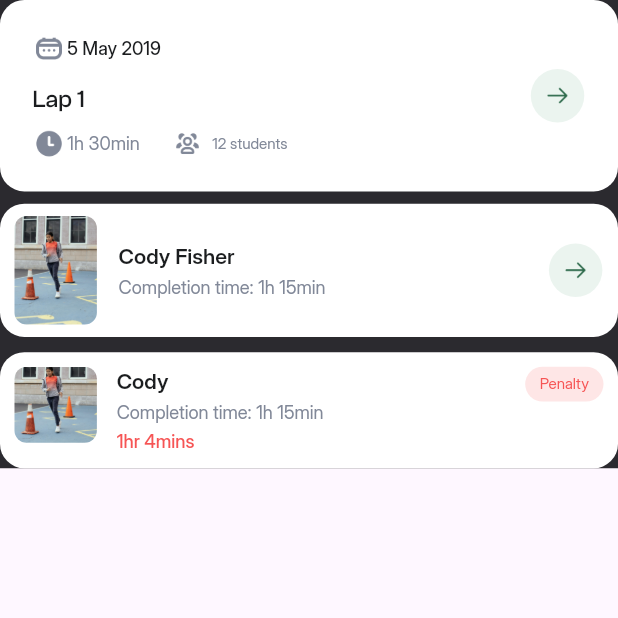
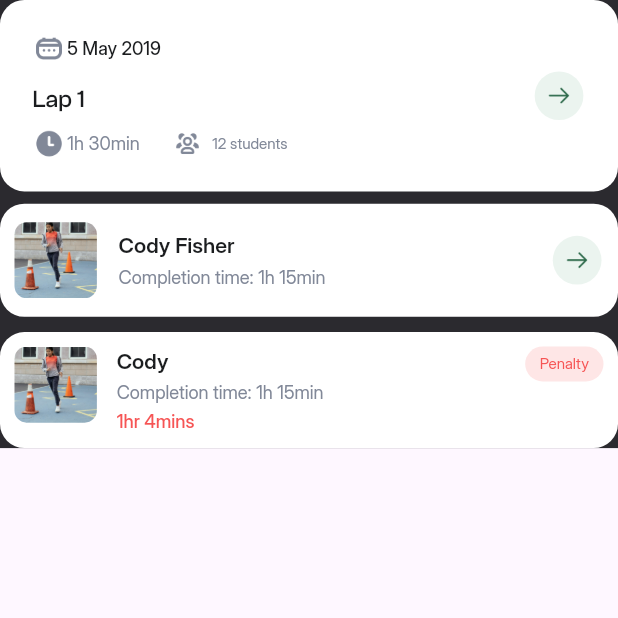
Before and after one commit to aleezasgit/traxit_widget, a Flutter app: the screen it shows after launch, on a phone screen of 412 x 824 dp, the top half of it. Run offline on Flutter 3.47's test engine with Material 3 defaults, Android fonts, the light colour scheme and no system bars; our stand-ins replace flutter_screenutil; missing offline and left inert: navigation_history_observer.

Commit message:
feat :"arrow"

```diff
--- a/traxit/lib/screens/pract.dart
+++ b/traxit/lib/screens/pract.dart
@@ -10,12 +10,13 @@ class SplashScreen extends StatelessWidget {
 
   @override
   Widget build(BuildContext context) {
-    UI.init(context);
-    AppTheme.init(context);
-    AppDimensions.init();
-    AppText.init(context);
-    UIProps.init(context);
-    Space.init(context);
+    // UI.init(context);
+    // AppTheme.init(context);
+    // AppDimensions.init();
+    // AppText.init(context);
+    // UIProps.init(context);
+    // Space.init(context);
+    App.init(context);
     return Scaffold(
 
 
--- /dev/null
+++ b/traxit/lib/screens/widget/arrow.dart
@@ -0,0 +1,27 @@
+import 'package:flutter/material.dart';
+import 'package:flutter_screenutil/flutter_screenutil.dart';
+import 'package:traxit/configs/configs.dart';
+
+class Arrow extends StatelessWidget {
+  const Arrow({super.key});
+
+  @override
+  Widget build(BuildContext context) {
+    return  Container(
+
+              height: 32.h,
+              width: 32.w,
+              decoration: BoxDecoration(
+                shape: BoxShape.circle,
+                color: AppTheme.c.primary.shade100,
+              ),
+              child: Center(
+                child: Image.asset(
+                  'assets/pngs/arrow-narrow-right.png',
+                  width: 18.w,
+                  height: 18.h,
+                ),
+              ),
+            );
+  }
+}
--- a/traxit/lib/screens/widget/penalty.dart
+++ b/traxit/lib/screens/widget/penalty.dart
@@ -79,11 +79,11 @@ class Penalty extends StatelessWidget {
           /// Penalty
 
             Container(
-              padding: Space.hf(8.w).add(Space.vf(4.h)
+              padding: Space.hf(8.w).add(Space.vf(4.h)//.all jira
               ),
               decoration: BoxDecoration(
                 color: AppTheme.c.error.shade100,
-                borderRadius: BorderRadius.circular(12.r),
+                borderRadius: BorderRadius.circular(24.r),
               ),
               child: Text(
                 "Penalty",
--- a/traxit/lib/screens/widget/short_lap.dart
+++ b/traxit/lib/screens/widget/short_lap.dart
@@ -1,6 +1,7 @@
 import 'package:flutter/material.dart';
 import 'package:flutter_screenutil/flutter_screenutil.dart';
 import 'package:traxit/configs/configs.dart';
+import 'package:traxit/screens/widget/arrow.dart';
 
 class ShortLapCard extends StatelessWidget {
   final String date;
@@ -44,9 +45,10 @@ class ShortLapCard extends StatelessWidget {
                   /// Date Row
                   Row(
                     //crossAxisAlignment: CrossAxisAlignment.start,
+                    mainAxisAlignment: MainAxisAlignment.start,
                     children: [
                       Image.asset(
-                        'assets/pngs/44 calendar.png',
+                        'assets/pngs/44 calendar.png',//svg
                         width: 20.w,
                         height: 20.h,
                       ),
@@ -105,24 +107,25 @@ class ShortLapCard extends StatelessWidget {
             ),
 
             /// Arrow Button
-            Container(
-              padding: Space.all(7.2.w),
+            /// //custom
+            // Container(
 
-            //  padding: EdgeInsets.only(top: 24.h,bottom: 24.h,left: 80.w,right: 0.w),
-              // height: 32.h,
-              // width: 32.w,
-              decoration: BoxDecoration(
-                shape: BoxShape.circle,
-                color: AppTheme.c.primary.shade100,
-              ),
-              child: Center(
-                child: Image.asset(
-                  'assets/pngs/arrow-narrow-right.png',
-                  width: 18.w,
-                  height: 18.h,
-                ),
-              ),
-            ),
+            //   height: 32.h,
+            //   width: 32.w,
+            //   decoration: BoxDecoration(
+            //     shape: BoxShape.circle,
+            //     color: AppTheme.c.primary.shade100,
+            //   ),
+            //   child: Center(
+            //     child: Image.asset(
+            //       'assets/pngs/arrow-narrow-right.png',
+            //       width: 18.w,
+            //       height: 18.h,
+            //     ),
+            //   ),
+            // ),
+
+            Arrow(),
           ],
         ),
       ),
--- a/traxit/lib/screens/widget/student_card.dart
+++ b/traxit/lib/screens/widget/student_card.dart
@@ -1,6 +1,7 @@
 import 'package:flutter/material.dart';
 import 'package:flutter_screenutil/flutter_screenutil.dart';
 import 'package:traxit/configs/configs.dart';
+import 'package:traxit/screens/widget/arrow.dart';
 
 class StudentCard extends StatelessWidget {
   final String name;
@@ -19,7 +20,7 @@ class StudentCard extends StatelessWidget {
     return GestureDetector(
       onTap: onTap,
       child: Container(
-        padding: Space.hf(8.w).add(Space.vf(8.h),),
+        padding: Space.hf(8.w).add(Space.vf(12.h),),//.all(v,h)
 
         decoration: BoxDecoration(
           color: AppTheme.c.white,
@@ -34,7 +35,7 @@ class StudentCard extends StatelessWidget {
               child: Image.asset(
                 'assets/pngs/OB_1.png',
                 width: 50.w,
-              // height: 50.h,
+                height: 50.h,
                 fit: BoxFit.cover,
               ),
             ),
@@ -62,23 +63,9 @@ class StudentCard extends StatelessWidget {
               ),
             ),
 
+          Arrow(),
 
 
-            Container(
-           // padding: Space.all(7.2.w),
-              padding: Space.all(7.2.w),
-              decoration: BoxDecoration(
-                shape: BoxShape.circle,
-                color: AppTheme.c.primary.shade100,
-              ),
-              child: Center(
-                child: Image.asset(
-                  'assets/pngs/arrow-narrow-right.png',
-                  width: 18.w,
-                  height: 18.h,
-                ),
-              ),
-            ),
           ],
         ),
       ),
--- a/traxit/pubspec.yaml
+++ b/traxit/pubspec.yaml
@@ -84,7 +84,7 @@ flutter:
 
   # To add assets to your application, add an assets section, like this:
   assets:
-    # - assets/svgs/
+    - assets/svgs/
     - assets/pngs/
 
 
```
